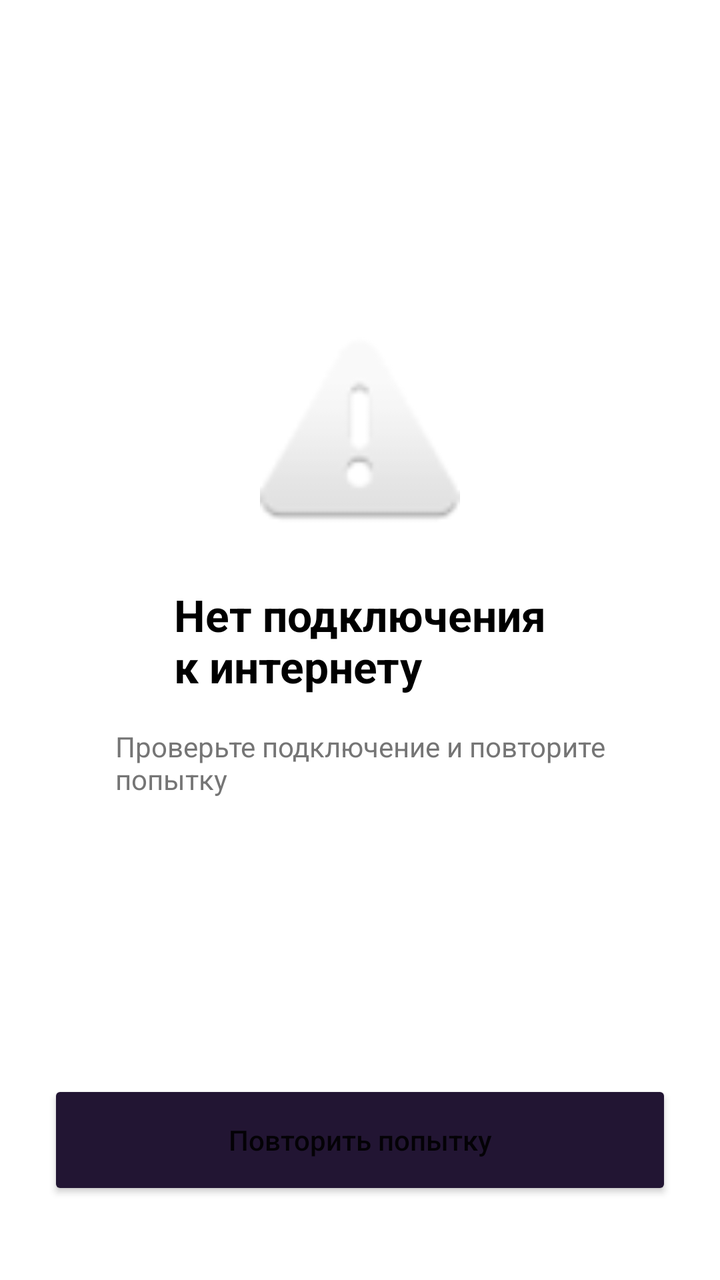
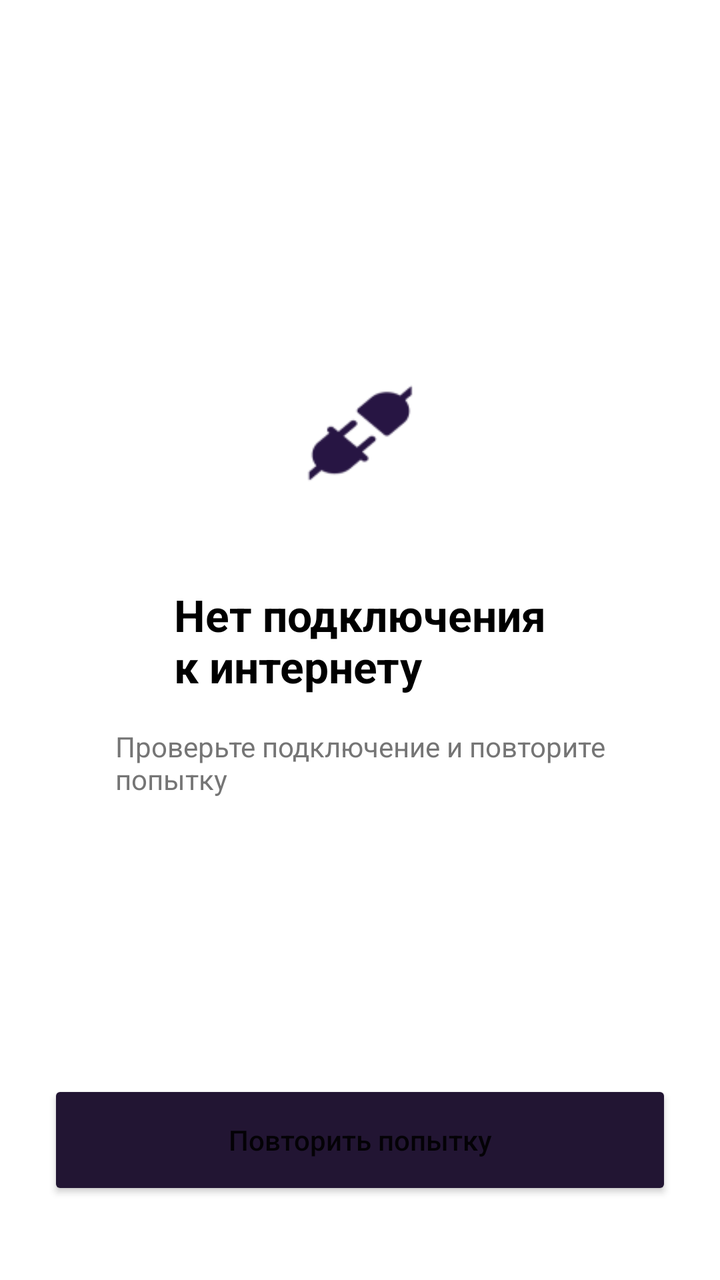

Screens rendered from an Android XML layout before and after an edit, with the pre-edit source and the edit as a unified diff.
<!-- AndroidManifest.xml: application theme Theme.App.Splash -->
<!-- res/layout/activity_no_internet.xml -->
<?xml version="1.0" encoding="utf-8"?>
<androidx.constraintlayout.widget.ConstraintLayout xmlns:android="http://schemas.android.com/apk/res/android"
    xmlns:app="http://schemas.android.com/apk/res-auto"
    android:layout_width="match_parent"
    android:layout_height="match_parent"
    android:padding="24dp">

    <ImageView
        android:id="@+id/ivNoInternet"
        android:layout_width="100dp"
        android:layout_height="100dp"
        android:layout_marginBottom="24dp"
        android:src="@android:drawable/ic_dialog_alert"
        app:layout_constraintBottom_toTopOf="@id/tvErrorTitle"
        app:layout_constraintEnd_toEndOf="parent"
        app:layout_constraintStart_toStartOf="parent" />

    <TextView
        android:id="@+id/tvErrorTitle"
        android:layout_width="wrap_content"
        android:layout_height="wrap_content"
        android:text="Нет подключения\nк интернету"
        android:textAlignment="center"
        android:textColor="@color/black"
        android:textSize="22sp"
        android:textStyle="bold"
        app:layout_constraintBottom_toBottomOf="parent"
        app:layout_constraintEnd_toEndOf="parent"
        app:layout_constraintStart_toStartOf="parent"
        app:layout_constraintTop_toTopOf="parent" />

    <TextView
        android:layout_width="wrap_content"
        android:layout_height="wrap_content"
        android:layout_marginTop="16dp"
        android:text="Проверьте подключение и повторите\nпопытку"
        android:textAlignment="center"
        android:textColor="#757575"
        app:layout_constraintEnd_toEndOf="parent"
        app:layout_constraintStart_toStartOf="parent"
        app:layout_constraintTop_toBottomOf="@id/tvErrorTitle" />

    <Button
        android:id="@+id/btnRetry"
        android:layout_width="match_parent"
        android:layout_height="60dp"
        android:layout_marginBottom="16dp"
        android:backgroundTint="@color/purple_primary"
        android:text="Повторить попытку"
        android:textAllCaps="false"
        app:layout_constraintBottom_toBottomOf="parent" />
</androidx.constraintlayout.widget.ConstraintLayout>
<!-- resources referenced by this layout -->
<resources>
  <color name="black">#FF000000</color>
  <color name="purple_primary">#221533</color>
  <style name="Theme.App.Splash" parent="Theme.DriveNext">
          <item name="android:windowBackground">@color/white</item>
      </style>
  <style name="Theme.DriveNext" parent="Theme.MaterialComponents.DayNight.NoActionBar">
          <item name="colorPrimary">@color/purple_primary</item>
      </style>
  <color name="white">#FFFFFFFF</color>
</resources>

<!-- the commit's change to res/layout/activity_no_internet.xml (unified diff, before → after) -->
@@ -10,7 +10,7 @@
         android:layout_width="100dp"
         android:layout_height="100dp"
         android:layout_marginBottom="24dp"
-        android:src="@android:drawable/ic_dialog_alert"
+        android:src="@drawable/ic_no_internet"
         app:layout_constraintBottom_toTopOf="@id/tvErrorTitle"
         app:layout_constraintEnd_toEndOf="parent"
         app:layout_constraintStart_toStartOf="parent" />
<!-- resource entries referenced after the edit -->
@@ -2,6 +2,7 @@
 <resources>
   <color name="black">#FF000000</color>
   <color name="purple_primary">#221533</color>
+  <!-- drawable ic_no_internet: png bitmap (drawable, 2642 bytes) -->
   <style name="Theme.App.Splash" parent="Theme.DriveNext">
           <item name="android:windowBackground">@color/white</item>
       </style>
